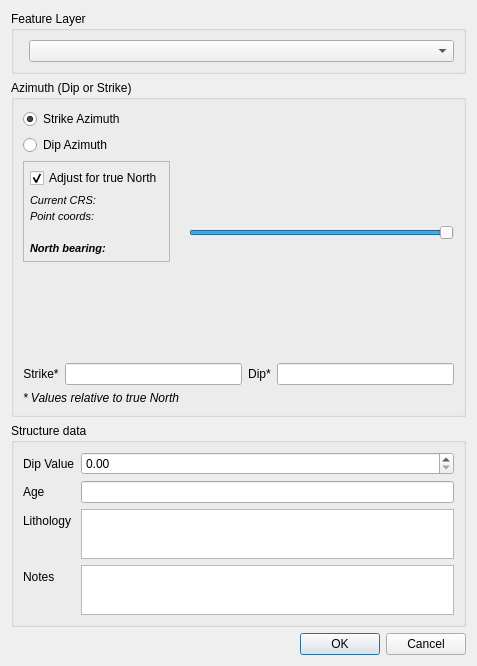
Above: dip_strike_tools/gui/dlg_insert_dip_strike.ui from fpennica/dip-strike-tools before the change. Below: the same form after it.
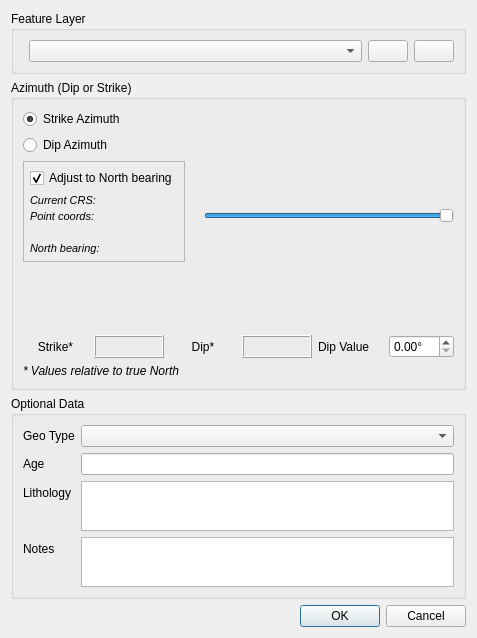
That is the form after the change. Custom widgets are drawn as their Qt base class.

Commit message: implement feature layer field mapping and more gui improvements

```diff
--- a/dip_strike_tools/gui/dlg_insert_dip_strike.ui
+++ b/dip_strike_tools/gui/dlg_insert_dip_strike.ui
@@ -7,7 +7,7 @@
     <x>0</x>
     <y>0</y>
     <width>477</width>
-    <height>666</height>
+    <height>638</height>
    </rect>
   </property>
   <property name="windowTitle">
@@ -21,12 +21,39 @@
      </property>
      <layout class="QFormLayout" name="formLayout">
       <item row="0" column="1">
+       <layout class="QHBoxLayout" name="horizontalLayout_3">
+        <item>
        <widget class="QgsMapLayerComboBox" name="cbo_feature_layer">
+          <property name="allowEmptyLayer">
+           <bool>true</bool>
+          </property>
         <property name="showCrs">
          <bool>true</bool>
         </property>
        </widget>
       </item>
+        <item>
+         <widget class="QPushButton" name="btn_configure_layer">
+          <property name="sizePolicy">
+           <sizepolicy hsizetype="Fixed" vsizetype="Fixed">
+            <horstretch>0</horstretch>
+            <verstretch>0</verstretch>
+           </sizepolicy>
+          </property>
+         </widget>
+        </item>
+        <item>
+         <widget class="QPushButton" name="btn_new_layer">
+          <property name="sizePolicy">
+           <sizepolicy hsizetype="Fixed" vsizetype="Fixed">
+            <horstretch>0</horstretch>
+            <verstretch>0</verstretch>
+           </sizepolicy>
+          </property>
+         </widget>
+        </item>
+       </layout>
+      </item>
      </layout>
     </widget>
    </item>
@@ -84,7 +111,7 @@
              <item>
               <widget class="QCheckBox" name="chk_true_north">
                <property name="text">
-                <string>Adjust for true North</string>
+                <string>Adjust to North bearing</string>
                </property>
                <property name="checked">
                 <bool>true</bool>
@@ -166,9 +193,9 @@
                  <property name="font">
                   <font>
                    <pointsize>8</pointsize>
-                   <weight>75</weight>
+                   <weight>50</weight>
                    <italic>true</italic>
-                   <bold>true</bold>
+                   <bold>false</bold>
                   </font>
                  </property>
                  <property name="text">
@@ -279,6 +306,13 @@
         </item>
        </layout>
       </item>
+      <item>
+       <layout class="QVBoxLayout" name="verticalLayout_7">
+        <property name="topMargin">
+         <number>6</number>
+        </property>
+       </layout>
+      </item>
       <item>
        <layout class="QGridLayout" name="gridLayout_3">
         <item row="0" column="2">
@@ -291,19 +325,6 @@
           </property>
          </widget>
         </item>
-        <item row="0" column="1">
-         <widget class="QLineEdit" name="line_strike">
-          <property name="font">
-           <font>
-            <weight>75</weight>
-            <bold>true</bold>
-           </font>
-          </property>
-          <property name="readOnly">
-           <bool>true</bool>
-          </property>
-         </widget>
-        </item>
         <item row="0" column="0">
          <widget class="QLabel" name="label_8">
           <property name="text">
@@ -314,16 +335,88 @@
           </property>
          </widget>
         </item>
+        <item row="0" column="1">
+         <widget class="QLabel" name="lbl_strike_dir">
+          <property name="sizePolicy">
+           <sizepolicy hsizetype="Fixed" vsizetype="Preferred">
+            <horstretch>0</horstretch>
+            <verstretch>0</verstretch>
+           </sizepolicy>
+          </property>
+          <property name="minimumSize">
+           <size>
+            <width>70</width>
+            <height>0</height>
+           </size>
+          </property>
+          <property name="font">
+           <font>
+            <weight>75</weight>
+            <bold>true</bold>
+           </font>
+          </property>
+          <property name="frameShape">
+           <enum>QFrame::Box</enum>
+          </property>
+          <property name="frameShadow">
+           <enum>QFrame::Raised</enum>
+          </property>
+          <property name="text">
+           <string/>
+          </property>
+          <property name="alignment">
+           <set>Qt::AlignCenter</set>
+          </property>
+         </widget>
+        </item>
+        <item row="0" column="4">
+         <widget class="QLabel" name="label">
+          <property name="text">
+           <string>Dip Value</string>
+          </property>
+         </widget>
+        </item>
+        <item row="0" column="5">
+         <widget class="QgsDoubleSpinBox" name="spin_dip">
+          <property name="suffix">
+           <string>°</string>
+          </property>
+          <property name="maximum">
+           <double>90.000000000000000</double>
+          </property>
+         </widget>
+        </item>
         <item row="0" column="3">
-         <widget class="QLineEdit" name="line_dip">
+         <widget class="QLabel" name="lbl_dip_dir">
+          <property name="sizePolicy">
+           <sizepolicy hsizetype="Fixed" vsizetype="Preferred">
+            <horstretch>0</horstretch>
+            <verstretch>0</verstretch>
+           </sizepolicy>
+          </property>
+          <property name="minimumSize">
+           <size>
+            <width>70</width>
+            <height>0</height>
+           </size>
+          </property>
           <property name="font">
            <font>
             <weight>75</weight>
             <bold>true</bold>
            </font>
           </property>
-          <property name="readOnly">
-           <bool>true</bool>
+          <property name="frameShape">
+           <enum>QFrame::Box</enum>
+          </property>
+          <property name="frameShadow">
+           <enum>QFrame::Raised</enum>
+          </property>
+          <property name="text">
+           <string/>
+          </property>
+          <property name="alignment">
+           <set>Qt::AlignCenter</set>
           </property>
          </widget>
         </item>
@@ -348,34 +441,20 @@
    <item>
     <widget class="QGroupBox" name="groupBox_3">
      <property name="title">
-      <string>Structure data</string>
+      <string>Optional Data</string>
      </property>
      <layout class="QFormLayout" name="formLayout_3">
-      <item row="0" column="0">
-       <widget class="QLabel" name="label">
-        <property name="text">
-         <string>Dip Value</string>
-        </property>
-       </widget>
-      </item>
-      <item row="0" column="1">
-       <widget class="QgsDoubleSpinBox" name="spin_dip">
-        <property name="maximum">
-         <double>90.000000000000000</double>
-        </property>
-       </widget>
-      </item>
-      <item row="1" column="0">
+      <item row="2" column="0">
        <widget class="QLabel" name="label_2">
         <property name="text">
          <string>Age</string>
         </property>
        </widget>
       </item>
-      <item row="1" column="1">
+      <item row="2" column="1">
        <widget class="QLineEdit" name="line_age"/>
       </item>
-      <item row="2" column="1">
+      <item row="3" column="1">
        <widget class="QTextEdit" name="text_litho">
         <property name="sizePolicy">
          <sizepolicy hsizetype="Expanding" vsizetype="Fixed">
@@ -397,7 +476,7 @@
         </property>
        </widget>
       </item>
-      <item row="3" column="1">
+      <item row="4" column="1">
        <widget class="QTextEdit" name="text_notes">
         <property name="sizePolicy">
          <sizepolicy hsizetype="Expanding" vsizetype="Fixed">
@@ -419,20 +498,30 @@
         </property>
        </widget>
       </item>
-      <item row="2" column="0">
+      <item row="3" column="0">
        <widget class="QLabel" name="label_3">
         <property name="text">
          <string>Lithology</string>
         </property>
        </widget>
       </item>
-      <item row="3" column="0">
+      <item row="4" column="0">
        <widget class="QLabel" name="label_4">
         <property name="text">
          <string>Notes</string>
         </property>
        </widget>
       </item>
+      <item row="0" column="1">
+       <widget class="QComboBox" name="cbo_geo_type"/>
+      </item>
+      <item row="0" column="0">
+       <widget class="QLabel" name="label_10">
+        <property name="text">
+         <string>Geo Type</string>
+        </property>
+       </widget>
+      </item>
      </layout>
     </widget>
    </item>
```
Lines whose indentation alone changed are shown as unchanged. The commit also changes 3 other files.
